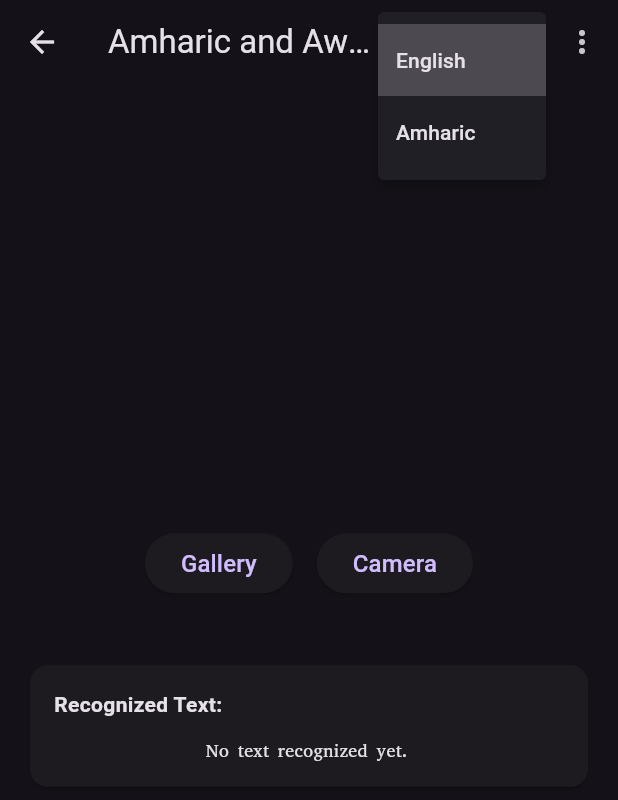
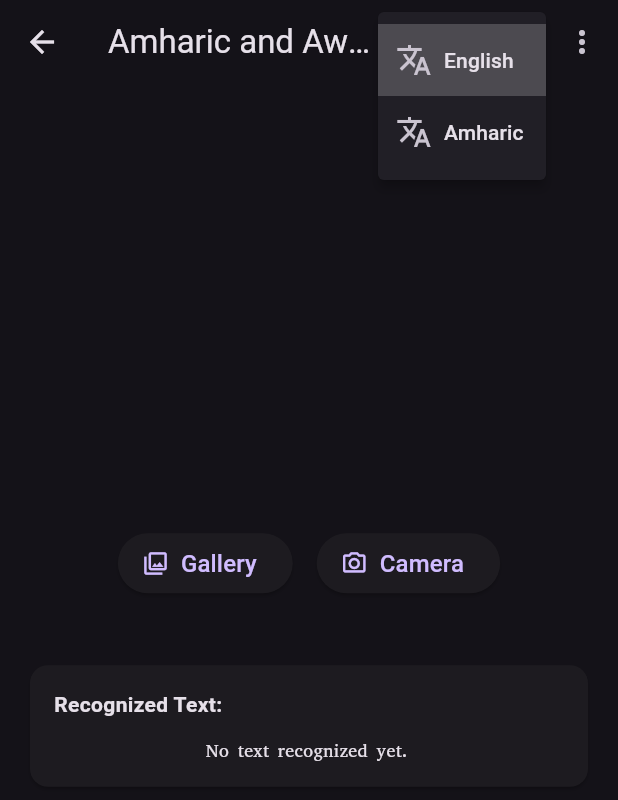
Before and after one commit to henokfrehun15/ocrappnew, a Flutter app: the OCRPage screen opened by its route, after a tap on the "dark mode" icon, after a tap on the "language" icon, on a phone screen of 412 x 824 dp. Shown: the top 800 px of the screen. Run offline on Flutter 3.47's test engine with Material 3 defaults, Android fonts, the phone set to English and light mode, and no system bars; our stand-ins replace fluttertoast, image_picker, permission_handler, share_plus, shared_preferences; missing offline and left inert: crop_your_image, tflite_flutter; accounts and stored records are empty.

Commit message:
adding icons

```diff
--- a/lib/ocr_page.dart
+++ b/lib/ocr_page.dart
@@ -539,23 +539,25 @@ class _OCRPageState extends State<OCRPage> {
             Row(
               mainAxisAlignment: MainAxisAlignment.center,
               children: [
-                ElevatedButton(
+                ElevatedButton.icon(
                   onPressed:
                       _isProcessing
                           ? null
                           : () => pickImage(ImageSource.gallery),
-                  child: Text(
+                  icon: const Icon(Icons.photo_library_outlined),
+                  label: Text(
                     _t('gallery'),
                     style: const TextStyle(fontSize: 16),
                   ),
                 ),
                 const SizedBox(width: 16),
-                ElevatedButton(
+                ElevatedButton.icon(
                   onPressed:
                       _isProcessing
                           ? null
                           : () => pickImage(ImageSource.camera),
-                  child: Text(
+                  icon: const Icon(Icons.photo_camera_outlined),
+                  label: Text(
                     _t('camera'),
                     style: const TextStyle(fontSize: 16),
                   ),
@@ -577,12 +579,16 @@ class _OCRPageState extends State<OCRPage> {
                   ),
                   const SizedBox(height: 16),
                   if (_showScanButton)
-                    ElevatedButton(
+                    ElevatedButton.icon(
                       onPressed: startScanning,
                       style: ElevatedButton.styleFrom(
                         backgroundColor: const Color.fromARGB(255, 76, 99, 121),
                       ),
-                      child: Text(
+                      icon: const Icon(
+                        Icons.document_scanner,
+                        color: Colors.white,
+                      ),
+                      label: Text(
                         _t('scan'),
                         style: const TextStyle(
                           fontSize: 18,
@@ -722,11 +728,23 @@ class _OCRPageState extends State<OCRPage> {
                         (context) => [
                           PopupMenuItem(
                             value: AppLanguage.english,
-                            child: Text(_t('lang_english')),
+                            child: Row(
+                              children: [
+                                const Icon(Icons.translate),
+                                const SizedBox(width: 8),
+                                Text(_t('lang_english')),
+                              ],
+                            ),
                           ),
                           PopupMenuItem(
                             value: AppLanguage.amharic,
-                            child: Text(_t('lang_amharic')),
+                            child: Row(
+                              children: [
+                                const Icon(Icons.translate),
+                                const SizedBox(width: 8),
+                                Text(_t('lang_amharic')),
+                              ],
+                            ),
                           ),
                         ],
                     onSelected: _setLanguage,
@@ -736,19 +754,43 @@ class _OCRPageState extends State<OCRPage> {
                         (context) => [
                           PopupMenuItem(
                             value: 'edit',
-                            child: Text(_t('edit_text')),
+                            child: Row(
+                              children: [
+                                const Icon(Icons.edit_outlined),
+                                const SizedBox(width: 8),
+                                Text(_t('edit_text')),
+                              ],
+                            ),
                           ),
                           PopupMenuItem(
                             value: 'history',
-                            child: Text(_t('view_history')),
+                            child: Row(
+                              children: [
+                                const Icon(Icons.history),
+                                const SizedBox(width: 8),
+                                Text(_t('view_history')),
+                              ],
+                            ),
                           ),
                           PopupMenuItem(
                             value: 'copy',
-                            child: Text(_t('copy_clipboard')),
+                            child: Row(
+                              children: [
+                                const Icon(Icons.copy_all_outlined),
+                                const SizedBox(width: 8),
+                                Text(_t('copy_clipboard')),
+                              ],
+                            ),
                           ),
                           PopupMenuItem(
                             value: 'about',
-                            child: Text(_t('about')),
+                            child: Row(
+                              children: [
+                                const Icon(Icons.info_outline),
+                                const SizedBox(width: 8),
+                                Text(_t('about')),
+                              ],
+                            ),
                           ),
                         ],
                     onSelected: (value) {
```
